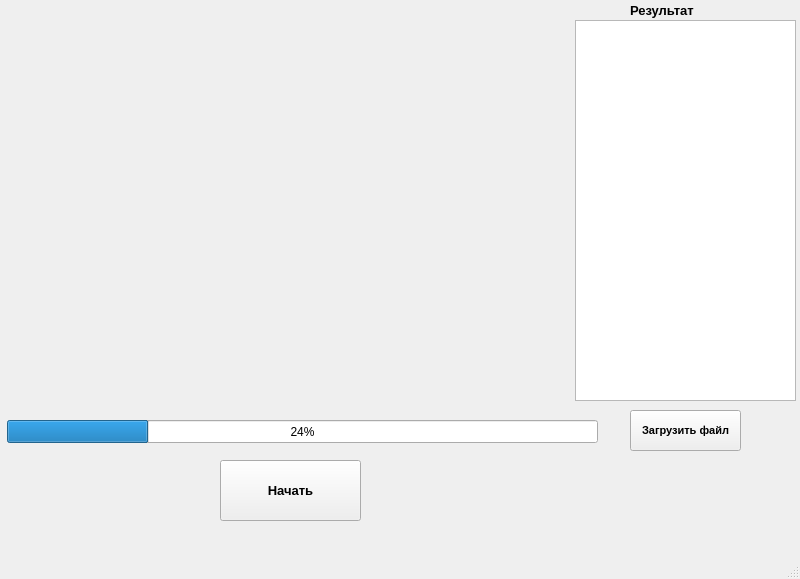
First picture: the form in GUI/simple.ui, repository Greck-18/simplex-method, before the edit.
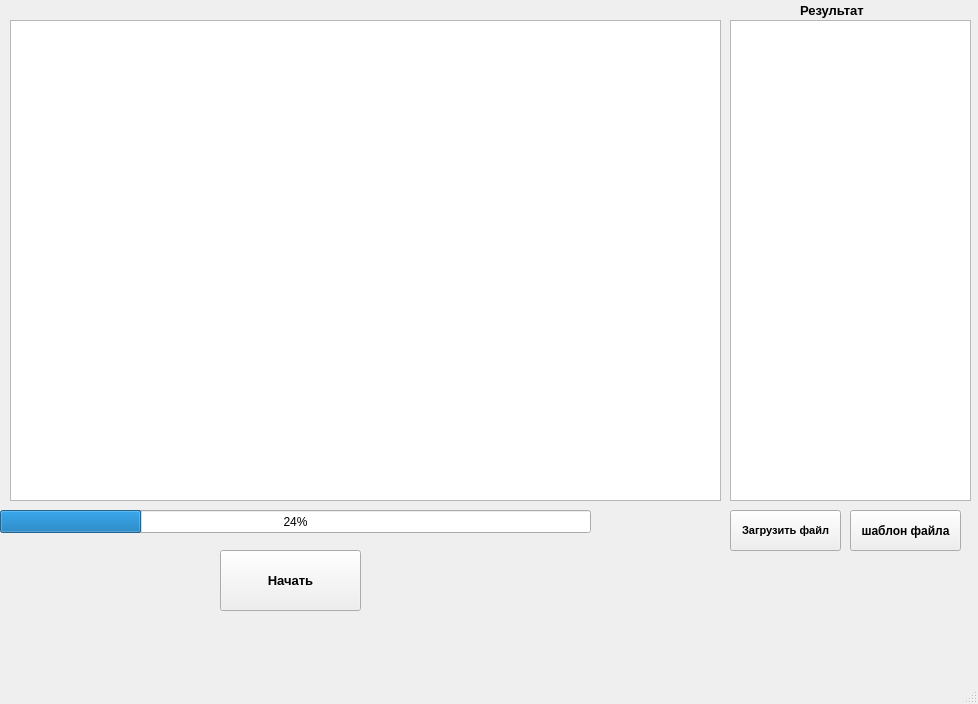
Second picture: the form after the edit.

```diff
--- a/GUI/simple.ui
+++ b/GUI/simple.ui
@@ -6,8 +6,8 @@
    <rect>
     <x>0</x>
     <y>0</y>
-    <width>800</width>
-    <height>579</height>
+    <width>978</width>
+    <height>704</height>
    </rect>
   </property>
   <property name="windowTitle">
@@ -18,7 +18,7 @@
     <property name="geometry">
      <rect>
       <x>220</x>
-      <y>460</y>
+      <y>550</y>
       <width>141</width>
       <height>61</height>
      </rect>
@@ -37,8 +37,8 @@
    <widget class="QProgressBar" name="progressBar">
     <property name="geometry">
      <rect>
-      <x>7</x>
-      <y>420</y>
+      <x>0</x>
+      <y>510</y>
       <width>591</width>
       <height>23</height>
      </rect>
@@ -50,7 +50,7 @@
    <widget class="QLabel" name="label">
     <property name="geometry">
      <rect>
-      <x>630</x>
+      <x>800</x>
       <y>0</y>
       <width>191</width>
       <height>20</height>
@@ -73,8 +73,8 @@
    <widget class="QPushButton" name="btnBrowse">
     <property name="geometry">
      <rect>
-      <x>630</x>
-      <y>410</y>
+      <x>730</x>
+      <y>510</y>
       <width>111</width>
       <height>41</height>
      </rect>
@@ -93,23 +93,42 @@
      <string>Загрузить файл</string>
     </property>
    </widget>
-   <widget class="QListWidget" name="listWidget">
+   <widget class="QPushButton" name="btnTamplate">
     <property name="geometry">
      <rect>
-      <x>575</x>
-      <y>20</y>
-      <width>221</width>
-      <height>381</height>
+      <x>850</x>
+      <y>510</y>
+      <width>111</width>
+      <height>41</height>
      </rect>
     </property>
+    <property name="font">
+     <font>
+      <weight>75</weight>
+      <bold>true</bold>
+     </font>
+    </property>
+    <property name="text">
+     <string>шаблон файла</string>
+    </property>
    </widget>
-   <widget class="QWidget" name="widget" native="true">
+   <widget class="QTextBrowser" name="textBrowser">
     <property name="geometry">
      <rect>
       <x>10</x>
-      <y>10</y>
-      <width>551</width>
-      <height>391</height>
+      <y>20</y>
+      <width>711</width>
+      <height>481</height>
+     </rect>
+    </property>
+   </widget>
+   <widget class="QTextBrowser" name="textBrowser_2">
+    <property name="geometry">
+     <rect>
+      <x>730</x>
+      <y>20</y>
+      <width>241</width>
+      <height>481</height>
      </rect>
     </property>
    </widget>
```
Left out of the diff: 2 changed lines with no effect on the pictures.
